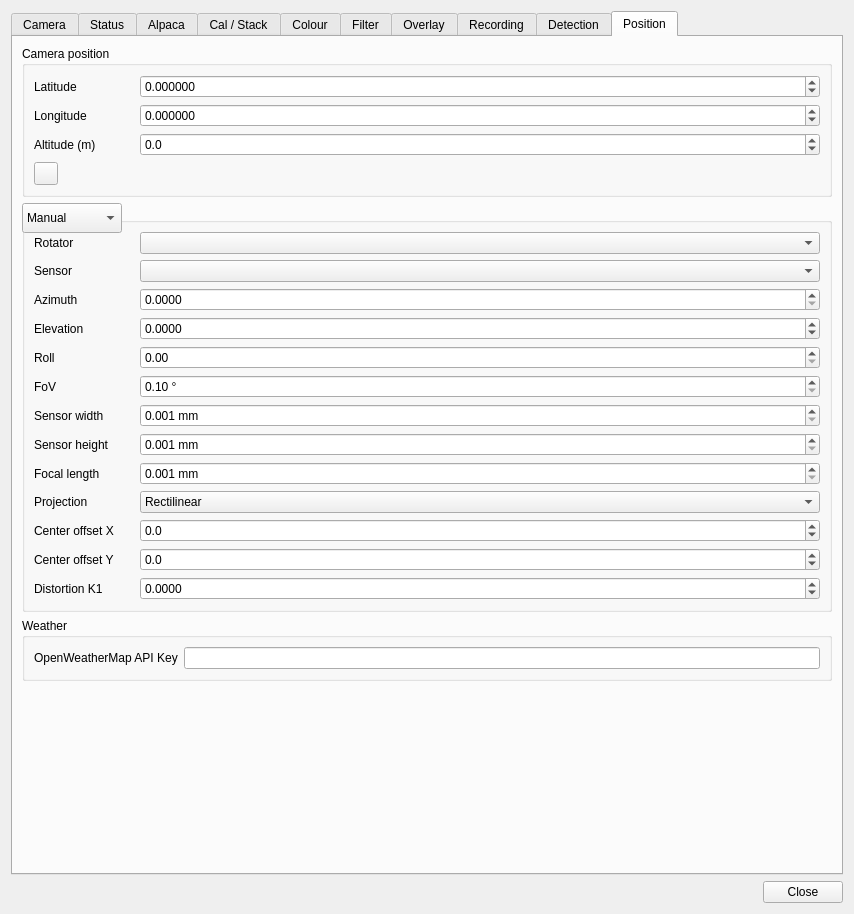
Old version of the form plugins/feature/camera/camerasettingsdialog.ui in the repository srcejon/sdrangel.
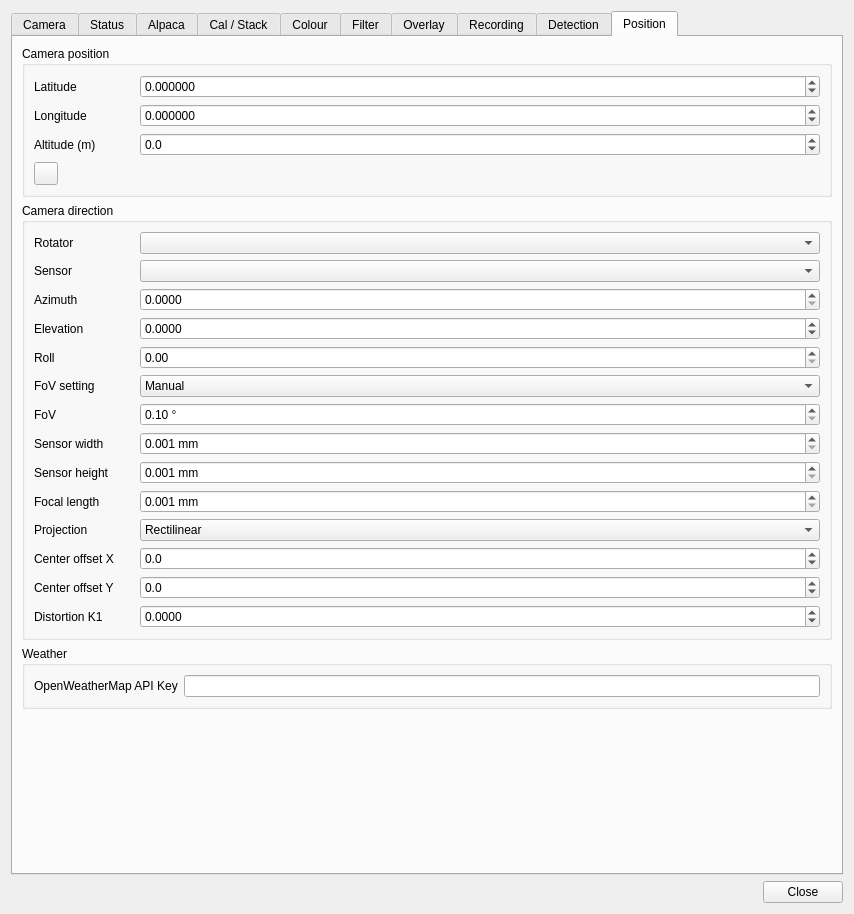
New version of the form. The open tabs and pages were chosen to show the change. Icons and pictures are not drawn. Custom widgets are drawn as their Qt base class.

```diff
--- a/plugins/feature/camera/camerasettingsdialog.ui
+++ b/plugins/feature/camera/camerasettingsdialog.ui
@@ -6755,35 +6755,14 @@
             </property>
            </widget>
           </item>
-          <item row="4" column="0">
-           <widget class="QLabel" name="fovModeLabel">
-            <property name="text">
-             <string>FoV setting</string>
-            </property>
-           </widget>
-          </item>
-          <item row="4" column="1">
-           <widget class="QComboBox" name="fovModeCombo">
-            <item>
-             <property name="text">
-              <string>Manual</string>
-             </property>
-            </item>
-            <item>
-             <property name="text">
-              <string>Sensor/focal length</string>
-             </property>
-            </item>
-           </widget>
-          </item>
-          <item row="5" column="0">
+          <item row="6" column="0">
            <widget class="QLabel" name="fovLabel">
             <property name="text">
              <string>FoV</string>
             </property>
            </widget>
           </item>
-          <item row="5" column="1">
+          <item row="6" column="1">
            <widget class="QDoubleSpinBox" name="fovSpin">
             <property name="suffix">
              <string> °</string>
@@ -6802,14 +6781,14 @@
             </property>
            </widget>
           </item>
-          <item row="6" column="0">
+          <item row="7" column="0">
            <widget class="QLabel" name="fovSensorWidthLabel">
             <property name="text">
              <string>Sensor width</string>
             </property>
            </widget>
           </item>
-          <item row="6" column="1">
+          <item row="7" column="1">
            <widget class="QDoubleSpinBox" name="fovSensorWidthSpin">
             <property name="suffix">
              <string> mm</string>
@@ -6828,14 +6807,14 @@
             </property>
            </widget>
           </item>
-          <item row="7" column="0">
+          <item row="8" column="0">
            <widget class="QLabel" name="fovSensorHeightLabel">
             <property name="text">
              <string>Sensor height</string>
             </property>
            </widget>
           </item>
-          <item row="7" column="1">
+          <item row="8" column="1">
            <widget class="QDoubleSpinBox" name="fovSensorHeightSpin">
             <property name="suffix">
              <string> mm</string>
@@ -6854,14 +6833,14 @@
             </property>
            </widget>
           </item>
-          <item row="8" column="0">
+          <item row="9" column="0">
            <widget class="QLabel" name="fovFocalLengthLabel">
             <property name="text">
              <string>Focal length</string>
             </property>
            </widget>
           </item>
-          <item row="8" column="1">
+          <item row="9" column="1">
            <widget class="QDoubleSpinBox" name="fovFocalLengthSpin">
             <property name="suffix">
              <string> mm</string>
@@ -6880,14 +6859,14 @@
             </property>
            </widget>
           </item>
-          <item row="9" column="0">
+          <item row="10" column="0">
            <widget class="QLabel" name="lensProjectionLabel">
             <property name="text">
              <string>Projection</string>
             </property>
            </widget>
           </item>
-          <item row="9" column="1">
+          <item row="10" column="1">
            <widget class="QComboBox" name="lensProjectionCombo">
             <item>
              <property name="text">
@@ -6906,14 +6885,14 @@
             </item>
            </widget>
           </item>
-          <item row="10" column="0">
+          <item row="11" column="0">
            <widget class="QLabel" name="lensCenterOffsetXLabel">
             <property name="text">
              <string>Center offset X</string>
             </property>
            </widget>
           </item>
-          <item row="10" column="1">
+          <item row="11" column="1">
            <widget class="QDoubleSpinBox" name="lensCenterOffsetXSpin">
             <property name="decimals">
              <number>1</number>
@@ -6929,14 +6908,14 @@
             </property>
            </widget>
           </item>
-          <item row="11" column="0">
+          <item row="12" column="0">
            <widget class="QLabel" name="lensCenterOffsetYLabel">
             <property name="text">
              <string>Center offset Y</string>
             </property>
            </widget>
           </item>
-          <item row="11" column="1">
+          <item row="12" column="1">
            <widget class="QDoubleSpinBox" name="lensCenterOffsetYSpin">
             <property name="decimals">
              <number>1</number>
@@ -6952,14 +6931,14 @@
             </property>
            </widget>
           </item>
-          <item row="12" column="0">
+          <item row="13" column="0">
            <widget class="QLabel" name="lensDistortionK1Label">
             <property name="text">
              <string>Distortion K1</string>
             </property>
            </widget>
           </item>
-          <item row="12" column="1">
+          <item row="13" column="1">
            <widget class="QDoubleSpinBox" name="lensDistortionK1Spin">
             <property name="decimals">
              <number>4</number>
@@ -6975,6 +6954,27 @@
             </property>
            </widget>
           </item>
+          <item row="5" column="1">
+           <widget class="QComboBox" name="fovModeCombo">
+            <item>
+             <property name="text">
+              <string>Manual</string>
+             </property>
+            </item>
+            <item>
+             <property name="text">
+              <string>Sensor/focal length</string>
+             </property>
+            </item>
+           </widget>
+          </item>
+          <item row="5" column="0">
+           <widget class="QLabel" name="fovModeLabel">
+            <property name="text">
+             <string>FoV setting</string>
+            </property>
+           </widget>
+          </item>
          </layout>
         </widget>
        </item>
```
